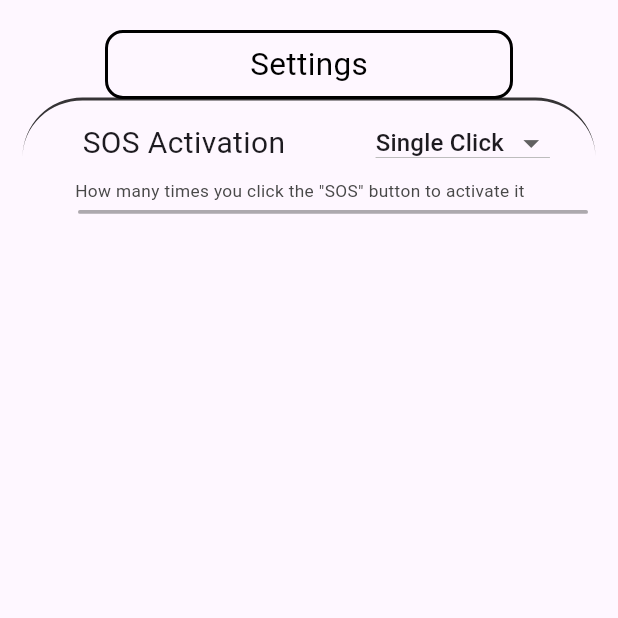
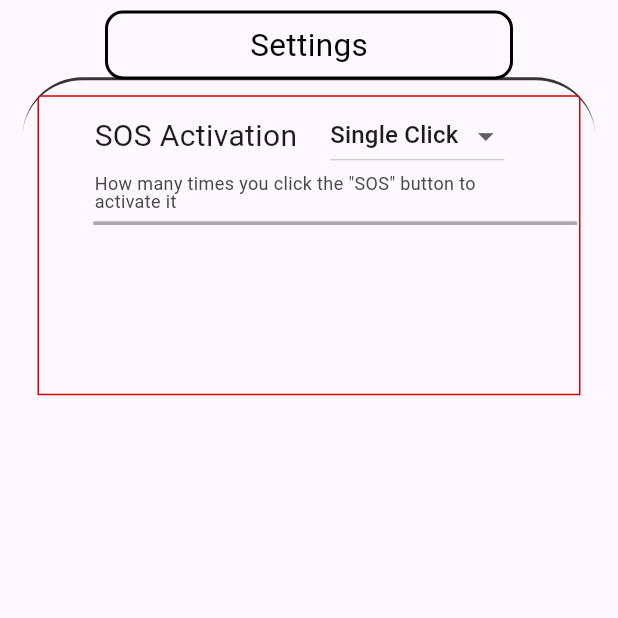
Before and after one commit to ZephLevy/Safe-return, a Flutter app: the SettingsPage screen opened directly, on a phone screen of 412 x 824 dp, the top half of it. Run offline on Flutter 3.47's test engine with Material 3 defaults, Android fonts, the light colour scheme and no system bars; our stand-ins replace geolocator.

Commit message:
Add listview for item in settings page

```diff
--- a/lib/pages/settings_page.dart
+++ b/lib/pages/settings_page.dart
@@ -12,15 +12,11 @@ class SettingsPage extends StatelessWidget {
         children: [
           Stack(
             children: [
-              _sosConfig(),
-              Container(
-                alignment: Alignment.centerRight,
-                margin: EdgeInsets.symmetric(horizontal: 40, vertical: 78),
-                child: SizedBox(
-                  width: 134,
-                  height: 35,
+              _sosUi(),
+              SizedBox(
+                width: double.infinity,
+                height: 500,
                 child: Menus(),
-                ),
               ),
             ],
           ),
@@ -29,12 +25,12 @@ class SettingsPage extends StatelessWidget {
     );
   }
 
-  Widget _sosConfig() {
+  Widget _sosUi() {
     return Stack(
       children: [
         //Settings box
         Container(
-          margin: EdgeInsets.symmetric(horizontal: 70, vertical: 20),
+          margin: EdgeInsets.symmetric(horizontal: 70, vertical: 7),
           padding: EdgeInsets.all(6),
           decoration: BoxDecoration(
             borderRadius: BorderRadius.circular(12),
@@ -45,50 +41,6 @@ class SettingsPage extends StatelessWidget {
               "Settings",
               style: TextStyle(color: Colors.black, fontSize: 21),
             ),
-          ),
-        ),
-        //Opening box under settings box
-        Container(
-          margin: EdgeInsets.symmetric(horizontal: 15, vertical: 65),
-          decoration: BoxDecoration(
-            border: Border(
-              top: BorderSide(
-                  color: const Color.fromARGB(201, 0, 0, 0), width: 2),
-            ),
-            borderRadius: BorderRadius.circular(40),
-          ),
-          width: double.infinity,
-          height: 300,
-          child: Container(
-            margin: EdgeInsets.only(left: 35, top: 54),
-            child: Text(
-              'How many times you click the "SOS" button to activate it',
-              style: TextStyle(
-                  color: const Color.fromARGB(255, 72, 72, 72),
-                  fontSize: 11.5,
-                  height: 1),
-            ),
-          ),
-        ),
-        Container(
-          alignment: Alignment.centerLeft,
-          margin: EdgeInsets.symmetric(horizontal: 55, vertical: 81),
-          child: Text(
-            "SOS Activation",
-            style: TextStyle(fontSize: 20),
-          ),
-        ),
-        //inner line separator (gray)
-        Container(
-          margin: EdgeInsets.only(left: 52, right: 20, top: 140),
-          decoration: BoxDecoration(
-            border: Border.all(
-                color: const Color.fromARGB(81, 0, 0, 0), width: 1.25),
-            borderRadius: BorderRadius.circular(12),
-          ),
-          child: SizedBox(
-            height: 0,
-            width: double.infinity,
           ),
         ),
       ],
@@ -104,7 +56,12 @@ class Menus extends StatefulWidget {
 }
 
 class MenusState extends State<Menus> {
-  final items = ['Single Click', 'Double Click', 'Triple Click'];
+  final items = [
+    'Single Click',
+    'Double Click',
+    'Triple Click',
+    'Quad-Click',
+  ];
   String? value;
 
   @override
@@ -114,9 +71,55 @@ class MenusState extends State<Menus> {
   }
 
   @override
-  Widget build(BuildContext context) => Scaffold(
-        body: Container(
-          alignment: Alignment.center,
+  Widget build(BuildContext context) {
+    return //Opening box under settings box
+        Container(
+      clipBehavior: Clip.antiAlias,
+      margin: EdgeInsets.symmetric(horizontal: 15, vertical: 51.5),
+      decoration: BoxDecoration(
+        border: Border(
+          top: BorderSide(color: const Color.fromARGB(201, 0, 0, 0), width: 2),
+        ),
+        borderRadius: BorderRadius.circular(40),
+      ),
+      child: ListView(
+        padding: EdgeInsets.symmetric(horizontal: 10, vertical: 10),
+        scrollDirection: Axis.vertical,
+        children: [
+          //child 1 - sos activation
+          SizedBox(
+            height: 200,
+            child: Container(
+              decoration: BoxDecoration(
+                  border:
+                      Border.all(color: const Color.fromARGB(255, 227, 0, 0))),
+              child: Stack(
+                children: [
+                  Container(
+                    decoration: BoxDecoration(
+                        border: Border.all(
+                            color: const Color.fromARGB(0, 11, 233, 66))),
+                    margin: EdgeInsets.only(left: 35),
+                    child: Wrap(
+                      crossAxisAlignment: WrapCrossAlignment.center,
+                      spacing: 12,
+                      children: [
+                        //SOS activation text
+                        Container(
+                          decoration: BoxDecoration(
+                              border: Border.all(
+                                  color: const Color.fromARGB(0, 0, 0, 0))),
+                          child: Text(
+                            "SOS Activation",
+                            style: TextStyle(fontSize: 20),
+                          ),
+                        ),
+
+                        // dropdown button
+                        Container(
+                          decoration: BoxDecoration(
+                              border: Border.all(
+                                  color: const Color.fromARGB(0, 0, 0, 0))),
                           child: DropdownButton<String>(
                             padding: EdgeInsets.only(left: 8, right: 1),
                             onTap: () {
@@ -131,11 +134,53 @@ class MenusState extends State<Menus> {
                             items: items.map(buildMenuItem).toList(),
                             onChanged: (value) {
                               setState(() => this.value = value);
-              SosManager().clickN = items.indexOf(value ?? "Single Click") + 1;
+                              SosManager().clickN =
+                                  items.indexOf(value ?? "Single Click") + 1;
                             },
                           ),
                         ),
+                        //desc. text
+                        Container(
+                          decoration: BoxDecoration(
+                              border: Border.all(
+                                  color: const Color.fromARGB(0, 0, 0, 0))),
+                          margin: EdgeInsets.only(bottom: 0, right: 30),
+                          child: Text(
+                            'How many times you click the "SOS" button to activate it',
+                            style: TextStyle(
+                                color: const Color.fromARGB(255, 72, 72, 72),
+                                fontSize: 12,
+                                height: 1),
+                          ),
+                        ),
+
+                        //inner line separator (gray)
+                        Container(
+                          // height: 1,
+                          margin: EdgeInsets.only(top: 6),
+                          decoration: BoxDecoration(
+                            border: Border.all(
+                                color: const Color.fromARGB(81, 0, 0, 0),
+                                width: 1.25),
+                            borderRadius: BorderRadius.circular(12),
+                          ),
+                          /* child: SizedBox(
+                            height: 0,
+                            width: double.infinity,
+                          ), */
+                        ),
+                      ],
+                    ),
+                  ),
+                ],
+              ),
+            ),
+          ),
+        ],
+      ),
     );
+  }
+
   DropdownMenuItem<String> buildMenuItem(String item) => DropdownMenuItem(
         value: item,
         child: Text(
```
Lines whose indentation alone changed are shown as unchanged.
